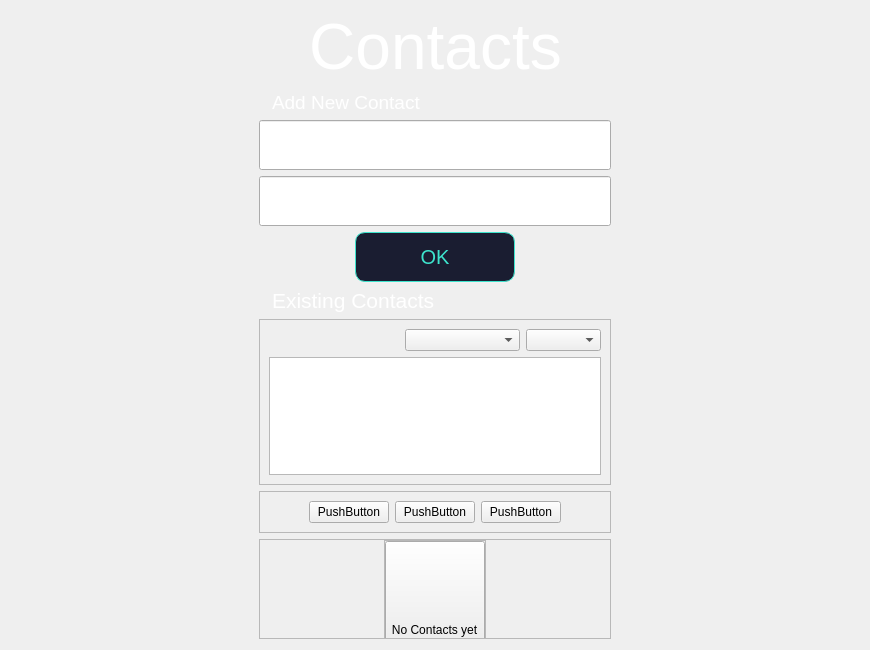
The window that src/qt/forms/addresseswidget.ui (eons-finance/ALQO) describes before a commit, drawn with Qt 5.
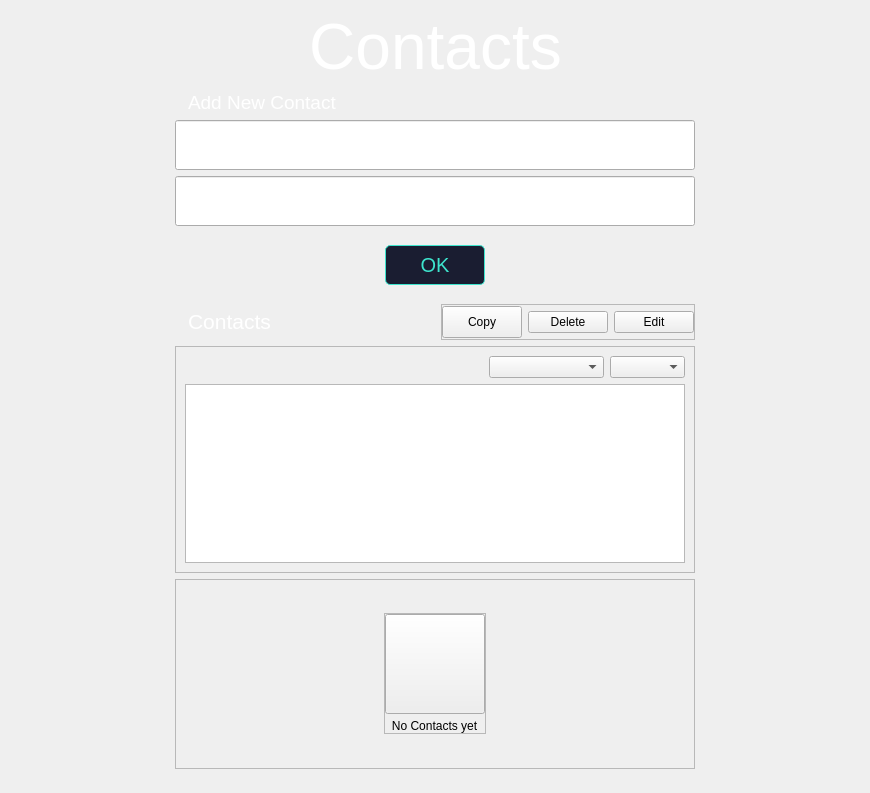
The same window after the commit.

Patch:
```diff
--- a/src/qt/forms/addresseswidget.ui
+++ b/src/qt/forms/addresseswidget.ui
@@ -7,7 +7,7 @@
     <x>0</x>
     <y>0</y>
     <width>870</width>
-    <height>650</height>
+    <height>793</height>
    </rect>
   </property>
   <property name="windowTitle">
@@ -177,17 +177,17 @@
             <widget class="QPushButton" name="btnSave">
              <property name="minimumSize">
               <size>
-               <width>160</width>
-               <height>50</height>
+               <width>100</width>
+               <height>40</height>
               </size>
              </property>
              <property name="styleSheet">
               <string notr="true">QPushButton {
 color: #3de4cd;
 border: 1px solid #3de4cd;
-border-radius: 10px;
+border-radius: 5px;
 background-color:  rgb(26, 29, 49);
-padding: 8px 30px;
+padding: 5px 20px;
 font-size: 20px;
 }
 QPushButton:hover{
@@ -233,12 +233,18 @@
           <layout class="QHBoxLayout" name="horizontalLayout_4">
            <item>
             <widget class="QLabel" name="label_3">
+             <property name="minimumSize">
+              <size>
+               <width>0</width>
+               <height>36</height>
+              </size>
+             </property>
              <property name="styleSheet">
               <string notr="true">color:white;
 margin-left:10px;</string>
              </property>
              <property name="text">
-              <string>&lt;html&gt;&lt;head/&gt;&lt;body&gt;&lt;p&gt;&lt;span style=&quot; font-size:16pt;&quot;&gt;Existing Contacts&lt;/span&gt;&lt;/p&gt;&lt;/body&gt;&lt;/html&gt;</string>
+              <string>&lt;html&gt;&lt;head/&gt;&lt;body&gt;&lt;p&gt;&lt;span style=&quot; font-size:16pt;&quot;&gt;Contacts&lt;/span&gt;&lt;/p&gt;&lt;/body&gt;&lt;/html&gt;</string>
              </property>
             </widget>
            </item>
@@ -255,12 +261,103 @@
              </property>
             </spacer>
            </item>
+           <item>
+            <widget class="QFrame" name="framemodify">
+             <property name="frameShape">
+              <enum>QFrame::StyledPanel</enum>
+             </property>
+             <property name="frameShadow">
+              <enum>QFrame::Raised</enum>
+             </property>
+             <layout class="QVBoxLayout" name="verticalLayout_6">
+              <property name="leftMargin">
+               <number>0</number>
+              </property>
+              <property name="topMargin">
+               <number>0</number>
+              </property>
+              <property name="rightMargin">
+               <number>0</number>
+              </property>
+              <property name="bottomMargin">
+               <number>0</number>
+              </property>
+              <item>
+               <layout class="QHBoxLayout" name="horizontalLayout_5">
+                <item>
+                 <widget class="QPushButton" name="btnCopy">
+                  <property name="minimumSize">
+                   <size>
+                    <width>0</width>
+                    <height>32</height>
+                   </size>
+                  </property>
+                  <property name="layoutDirection">
+                   <enum>Qt::RightToLeft</enum>
+                  </property>
+                  <property name="styleSheet">
+                   <string notr="true"/>
+                  </property>
+                  <property name="text">
+                   <string>Copy</string>
+                  </property>
+                 </widget>
+                </item>
+                <item>
+                 <widget class="QPushButton" name="btnEdit">
+                  <property name="layoutDirection">
+                   <enum>Qt::RightToLeft</enum>
+                  </property>
+                  <property name="styleSheet">
+                   <string notr="true"/>
+                  </property>
+                  <property name="text">
+                   <string>Delete</string>
+                  </property>
+                  <property name="iconSize">
+                   <size>
+                    <width>24</width>
+                    <height>24</height>
+                   </size>
+                  </property>
+                 </widget>
+                </item>
+                <item>
+                 <widget class="QPushButton" name="btnDelete">
+                  <property name="layoutDirection">
+                   <enum>Qt::RightToLeft</enum>
+                  </property>
+                  <property name="styleSheet">
+                   <string notr="true"/>
+                  </property>
+                  <property name="text">
+                   <string>Edit</string>
+                  </property>
+                  <property name="iconSize">
+                   <size>
+                    <width>24</width>
+                    <height>24</height>
+                   </size>
+                  </property>
+                 </widget>
+                </item>
+               </layout>
+              </item>
+             </layout>
+            </widget>
+           </item>
           </layout>
          </item>
          <item>
           <layout class="QVBoxLayout" name="verticalLayout_4">
            <item>
             <widget class="QFrame" name="framecontacts">
+             <property name="minimumSize">
+              <size>
+               <width>520</width>
+               <height>0</height>
+              </size>
+             </property>
              <property name="frameShape">
               <enum>QFrame::StyledPanel</enum>
              </property>
@@ -331,75 +428,12 @@
              </layout>
             </widget>
            </item>
-           <item>
-            <widget class="QFrame" name="framemodify">
-             <property name="frameShape">
-              <enum>QFrame::StyledPanel</enum>
-             </property>
-             <property name="frameShadow">
-              <enum>QFrame::Raised</enum>
-             </property>
-             <layout class="QVBoxLayout" name="verticalLayout_6">
-              <item>
-               <layout class="QHBoxLayout" name="horizontalLayout_5">
-                <item>
-                 <spacer name="horizontalSpacer_8">
-                  <property name="orientation">
-                   <enum>Qt::Horizontal</enum>
-                  </property>
-                  <property name="sizeHint" stdset="0">
-                   <size>
-                    <width>40</width>
-                    <height>20</height>
-                   </size>
-                  </property>
-                 </spacer>
-                </item>
-                <item>
-                 <widget class="QPushButton" name="btnCopy">
-                  <property name="text">
-                   <string>PushButton</string>
-                  </property>
-                 </widget>
-                </item>
-                <item>
-                 <widget class="QPushButton" name="btnEdit">
-                  <property name="text">
-                   <string>PushButton</string>
-                  </property>
-                 </widget>
-                </item>
-                <item>
-                 <widget class="QPushButton" name="btnDelete">
-                  <property name="text">
-                   <string>PushButton</string>
-                  </property>
-                 </widget>
-                </item>
-                <item>
-                 <spacer name="horizontalSpacer_9">
-                  <property name="orientation">
-                   <enum>Qt::Horizontal</enum>
-                  </property>
-                  <property name="sizeHint" stdset="0">
-                   <size>
-                    <width>40</width>
-                    <height>20</height>
-                   </size>
-                  </property>
-                 </spacer>
-                </item>
-               </layout>
-              </item>
-             </layout>
-            </widget>
-           </item>
            <item>
             <widget class="QFrame" name="emptyContainer">
              <property name="minimumSize">
               <size>
-               <width>0</width>
-               <height>100</height>
+               <width>520</width>
+               <height>0</height>
               </size>
              </property>
              <property name="frameShape">
@@ -408,7 +442,7 @@
              <property name="frameShadow">
               <enum>QFrame::Raised</enum>
              </property>
-             <layout class="QVBoxLayout" name="verticalLayout_7" stretch="1,8">
+             <layout class="QVBoxLayout" name="verticalLayout_7" stretch="0,0,0">
               <property name="spacing">
                <number>0</number>
               </property>
@@ -432,7 +466,7 @@
                 <property name="sizeHint" stdset="0">
                  <size>
                   <width>20</width>
-                  <height>20</height>
+                  <height>40</height>
                  </size>
                 </property>
                </spacer>
@@ -453,7 +487,7 @@
                 </property>
                 <layout class="QVBoxLayout" name="verticalLayout">
                  <property name="spacing">
-                  <number>30</number>
+                  <number>5</number>
                  </property>
                  <property name="leftMargin">
                   <number>0</number>
@@ -508,6 +542,19 @@
                 </layout>
                </widget>
               </item>
+              <item>
+               <spacer name="verticalSpacer_5">
+                <property name="orientation">
+                 <enum>Qt::Vertical</enum>
+                </property>
+                <property name="sizeHint" stdset="0">
+                 <size>
+                  <width>20</width>
+                  <height>40</height>
+                 </size>
+                </property>
+               </spacer>
+              </item>
              </layout>
             </widget>
            </item>
```
